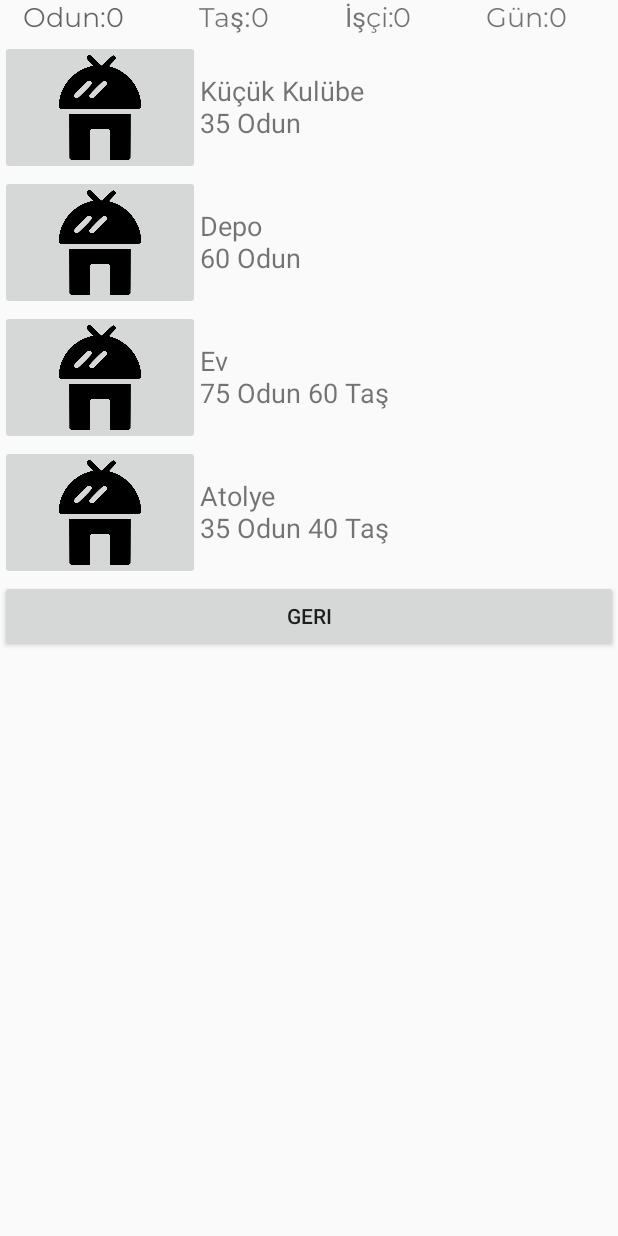
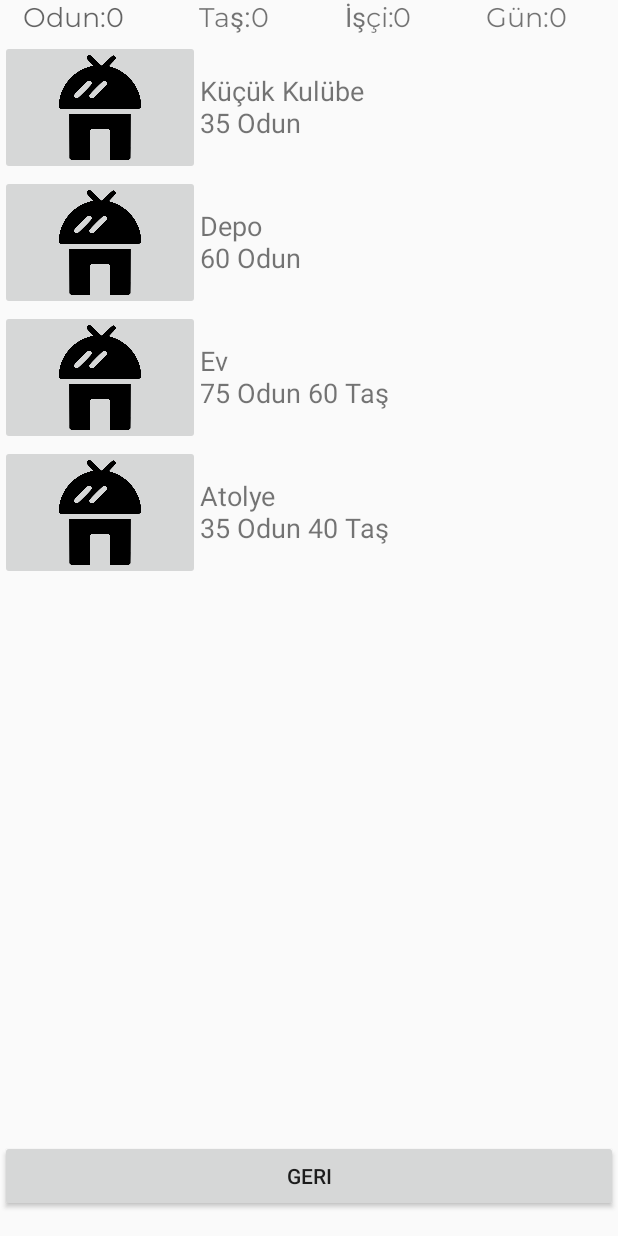
Before and after one commit to mobilproje2019/deneme, an Android app: the layout activity_uret.xml on its own in the app's theme, with its tools: preview values and no code run, on a phone screen of 412 x 824 dp. Run offline under Robolectric (Android 15) with nearby library versions, the phone set to English and light mode, and no system bars.

```diff
--- a/app/src/main/res/layout/activity_uret.xml
+++ b/app/src/main/res/layout/activity_uret.xml
@@ -7,6 +7,7 @@
     tools:context=".uret">
 
     <ScrollView
+        android:id="@+id/scrollView2"
         android:layout_width="match_parent"
         android:layout_height="match_parent"
         app:layout_constraintBottom_toBottomOf="parent"
@@ -213,13 +214,20 @@
 
             </LinearLayout>
 
-            <Button
-                android:id="@+id/b_geri"
-                android:layout_width="match_parent"
-                android:layout_height="wrap_content"
-                android:layout_weight="1"
-                android:text="Geri" />
         </LinearLayout>
     </ScrollView>
 
+    <Button
+        android:id="@+id/b_geri"
+        android:layout_width="match_parent"
+        android:layout_height="wrap_content"
+        android:layout_marginBottom="16dp"
+        android:layout_weight="1"
+        android:text="Geri"
+        app:layout_constraintBottom_toBottomOf="parent"
+        app:layout_constraintEnd_toEndOf="@+id/scrollView2"
+        app:layout_constraintStart_toStartOf="parent"
+        app:layout_constraintTop_toTopOf="@+id/scrollView2"
+        app:layout_constraintVertical_bias="1.0" />
+
 </androidx.constraintlayout.widget.ConstraintLayout>
```
Also changed, not shown: app/src/main/java/com/example/deneme/uret.java (+33 -1 lines).
